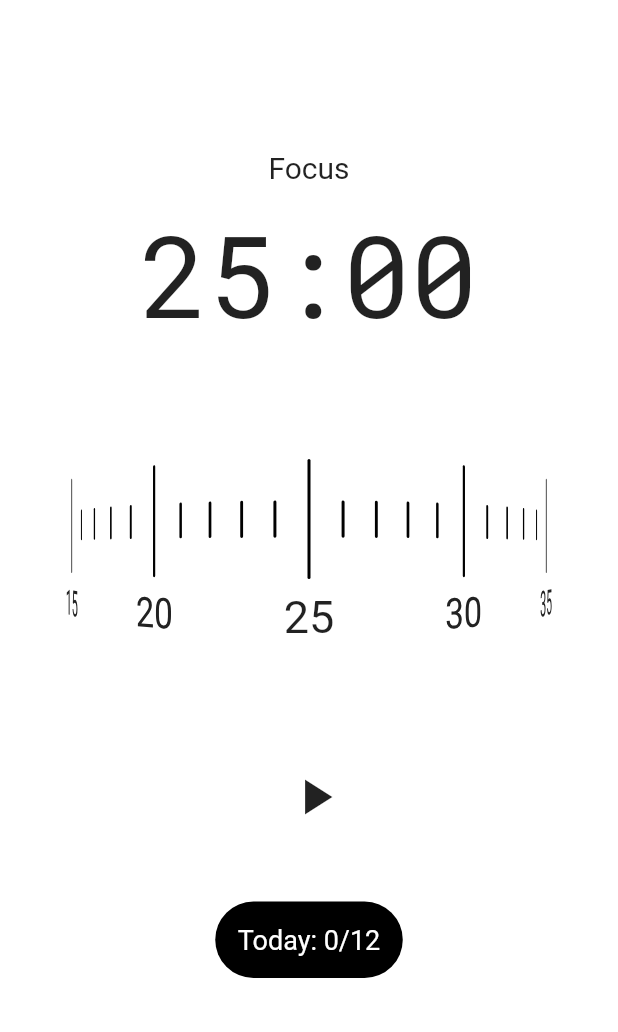
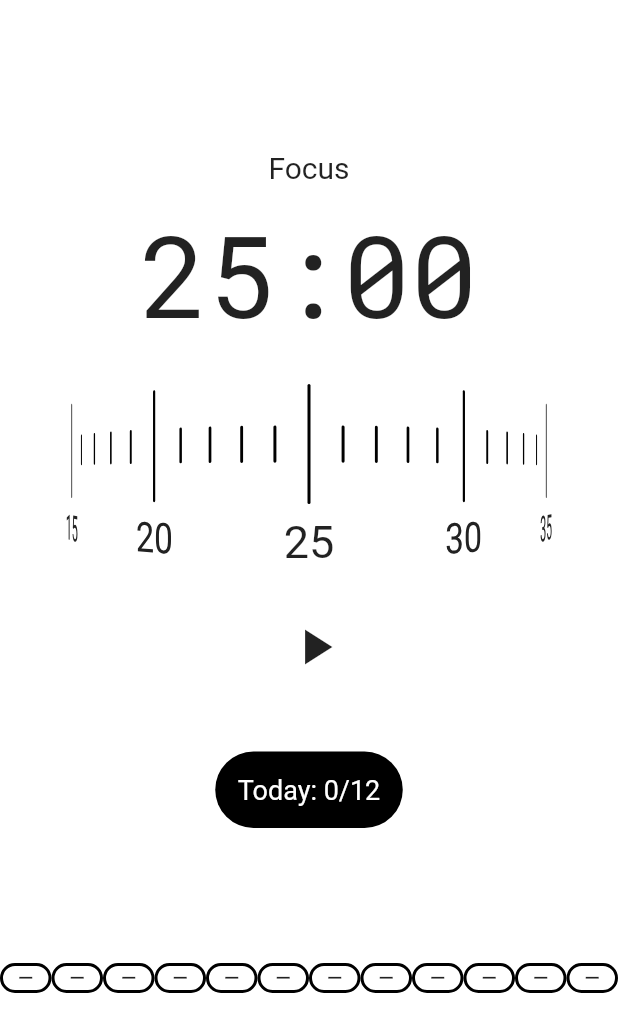
Before and after one commit to ptuzinek/Pomodoro_App, a Flutter app: the screen it shows after launch, on a phone screen of 412 x 824 dp. Shown: the top 1032 px of the screen. Run offline on Flutter 3.47's test engine with Material 2 defaults, Android fonts, the phone set to English and light mode, and no system bars; our stand-ins replace bloc, equatable, flutter_bloc.

Commit message:
Progress Bar indicating completed focus sessions

```diff
--- a/lib/presentation/screens/home_screen.dart
+++ b/lib/presentation/screens/home_screen.dart
@@ -2,6 +2,7 @@ import 'dart:async';
 import 'package:flutter/material.dart';
 import 'package:pomodoro_app/presentation/widgets/focus_session_table.dart';
 import 'package:pomodoro_app/presentation/widgets/pomodoro_timer.dart';
+import 'package:pomodoro_app/presentation/widgets/progress_bar.dart';
 
 class HomeScreen extends StatefulWidget {
   const HomeScreen({Key? key}) : super(key: key);
@@ -89,6 +90,12 @@ class _HomeScreenState extends State<HomeScreen> {
             ),
             FocusSessionTable(
               focusSessionsCompleted: focusSessionsCompleted.toString(),
+            ),
+            SizedBox(
+              height: 200,
+              child: ProgressBar(
+                progress: focusSessionsCompleted,
+              ),
             ),
           ],
         ),
--- /dev/null
+++ b/lib/presentation/widgets/progress_bar.dart
@@ -0,0 +1,54 @@
+import 'package:flutter/material.dart';
+
+class ProgressBar extends StatelessWidget {
+  final int progress;
+  const ProgressBar({Key? key, required this.progress}) : super(key: key);
+
+  @override
+  Widget build(BuildContext context) {
+    return LayoutBuilder(builder: (context, constraints) {
+      return getContainers(constraints);
+    });
+  }
+
+  Row getContainers(BoxConstraints constraints) {
+    List<Widget> list = [];
+    for (int i = 0; i < 12; i++) {
+      list.add(
+        Stack(
+          alignment: AlignmentDirectional.center,
+          children: [
+            Container(
+              height: 20,
+              width: constraints.maxWidth / 12,
+              decoration: BoxDecoration(
+                color: i < progress ? Colors.black : Colors.white,
+                borderRadius: BorderRadius.all(
+                  Radius.circular(50),
+                ),
+                border: Border.all(color: Colors.black, width: 2),
+              ),
+            ),
+            i < progress
+                ? Positioned.fill(
+                    child: Align(
+                      alignment: Alignment.center,
+                      child: Icon(
+                        Icons.check,
+                        size: 15,
+                        color: Colors.white,
+                      ),
+                    ),
+                  )
+                : Align(
+                    alignment: Alignment.center,
+                    child: Icon(Icons.remove, size: 15)),
+          ],
+        ),
+      );
+    }
+    return Row(
+      children: list,
+    );
+  }
+}
```
